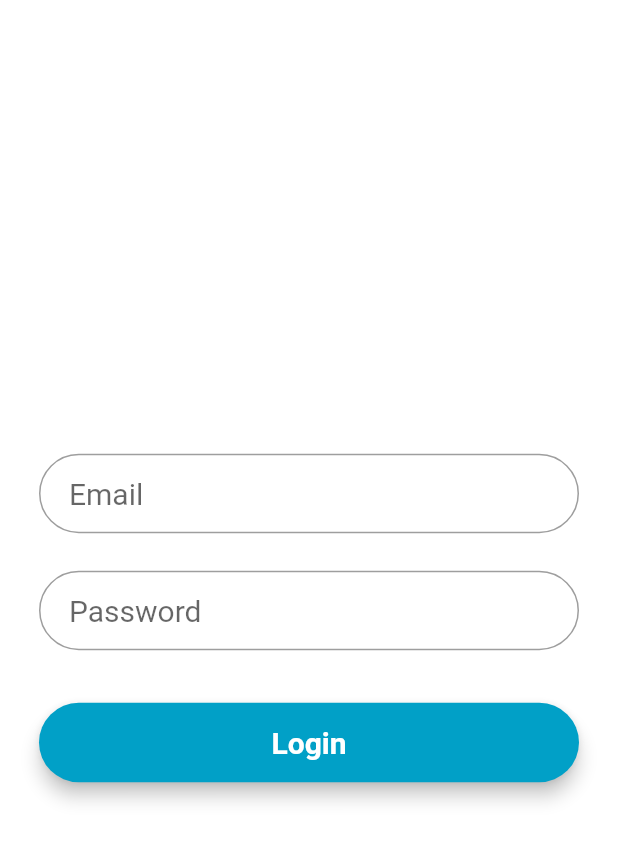
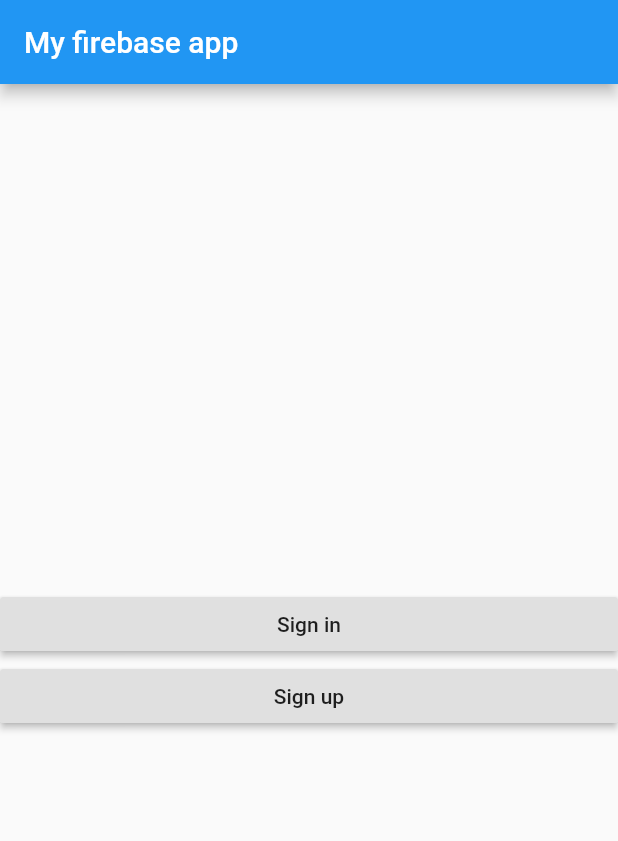
Before and after one commit to muazniwas/flutter-based-doubtClearing-app, a Flutter app: the screen it shows after launch, on a phone screen of 412 x 824 dp. Shown: the top 841 px of the screen. Run offline on Flutter 3.47's test engine with Material 2 defaults, Android fonts, the phone set to English and light mode, and no system bars; our stand-ins replace firebase_auth; accounts and stored records are empty; Roboto replaces fonts that are missing (Montserrat).

Commit message:
settingupFirebase

```diff
--- /dev/null
+++ b/Project/hackathon/lib/Login/login.dart
@@ -0,0 +1,41 @@
+import 'package:flutter/material.dart';
+import 'package:hackathon/Login/sign_in.dart';
+import 'package:hackathon/Login/sign_up.dart';
+
+class Login extends StatefulWidget {
+  @override
+  LoginScreenState createState() => new LoginScreenState();
+}
+
+class LoginScreenState extends State<Login> {
+  @override
+  Widget build(BuildContext context) {
+    return Scaffold(
+      appBar: AppBar(
+        title: Text('My firebase app'),
+      ),
+      body: Column(
+        mainAxisAlignment: MainAxisAlignment.center,
+        crossAxisAlignment: CrossAxisAlignment.stretch,
+        children: <Widget>[
+          RaisedButton(
+            onPressed: navigateToSignIn,
+            child: Text('Sign in'),
+          ),
+          RaisedButton(
+            onPressed: navigateToSignUp,
+            child: Text('Sign up'),
+          ),
+        ],
+      ),
+    );
+  }
+
+  void navigateToSignIn(){
+    Navigator.push(context, MaterialPageRoute(builder: (context) => LoginPage(), fullscreenDialog: true));
+  }
+
+  void navigateToSignUp(){
+    Navigator.push(context, MaterialPageRoute(builder: (context) => SignUpPage(), fullscreenDialog: true));
+  }
+}
--- a/Project/hackathon/lib/login.dart
+++ /dev/null
@@ -1,74 +0,0 @@
-import 'package:flutter/material.dart';
-import 'package:hackathon/feed.dart';
-class Login extends StatefulWidget {
-  @override
-  LoginScreenState createState() => new LoginScreenState();
-}
-
-class LoginScreenState extends State<Login> {
-  TextStyle style = TextStyle(fontFamily: 'Montserrat', fontSize: 20.0);
-
-  @override
-      Widget build(BuildContext context) {
-
-      void _gotoFeed() {
-        Navigator.of(context)
-            .push(MaterialPageRoute(builder: (context) => Feed()));
-      }
-
-        final emailField = TextField(
-          obscureText: false,
-          style: style,
-          decoration: InputDecoration(
-              contentPadding: EdgeInsets.fromLTRB(20.0, 15.0, 20.0, 15.0),
-              hintText: "Email",
-              border:
-                  OutlineInputBorder(borderRadius: BorderRadius.circular(32.0))),
-        );
-        final passwordField = TextField(
-          obscureText: true,
-          style: style,
-          decoration: InputDecoration(
-              contentPadding: EdgeInsets.fromLTRB(20.0, 15.0, 20.0, 15.0),
-              hintText: "Password",
-              border:
-                  OutlineInputBorder(borderRadius: BorderRadius.circular(32.0))),
-        );
-        final loginButon = Material(
-          elevation: 5.0,
-          borderRadius: BorderRadius.circular(30.0),
-          color: Color(0xff01A0C7),
-          child: MaterialButton(
-            minWidth: MediaQuery.of(context).size.width,
-            padding: EdgeInsets.fromLTRB(20.0, 15.0, 20.0, 15.0),
-            onPressed: _gotoFeed,
-            child: Text("Login",
-                textAlign: TextAlign.center,
-                style: style.copyWith(
-                    color: Colors.white, fontWeight: FontWeight.bold)),
-          ),
-        );
-
-        return Scaffold(
-          body: Center(
-            child: Container(
-              color: Colors.white,
-              child: Padding(
-                padding: const EdgeInsets.all(26.0),
-                child: Column(
-                  crossAxisAlignment: CrossAxisAlignment.center,
-                  mainAxisAlignment: MainAxisAlignment.center,
-                  children: <Widget>[
-                    emailField,
-                    SizedBox(height: 25.0),
-                    passwordField,
-                    SizedBox(height: 35.0,),
-                    loginButon,
-                  ],
-                ),
-              ),
-            ),
-          ),
-        );
-      }
-}
--- a/Project/hackathon/lib/main.dart
+++ b/Project/hackathon/lib/main.dart
@@ -1,7 +1,7 @@
 import 'dart:async';
 
 import 'package:flutter/material.dart';
-import 'package:hackathon/login.dart';
+import 'package:hackathon/Login/login.dart';
 
 void main() => runApp(MyApp());
 
--- a/Project/hackathon/pubspec.yaml
+++ b/Project/hackathon/pubspec.yaml
@@ -19,6 +19,8 @@ environment:
 dependencies:
   flutter:
     sdk: flutter
+  firebase_auth: ^0.11.1
+  firebase_core: ^0.4.0+1
 
   # The following adds the Cupertino Icons font to your application.
   # Use with the CupertinoIcons class for iOS style icons.
```
Also changed, not shown: Project/hackathon/lib/Login/home.dart (added, +55 -0 lines), Project/hackathon/lib/Login/sign_in.dart (added, +67 -0 lines), Project/hackathon/lib/Login/sign_up.dart (added, +68 -0 lines), Project/hackathon/pubspec.lock, 4 other files.
